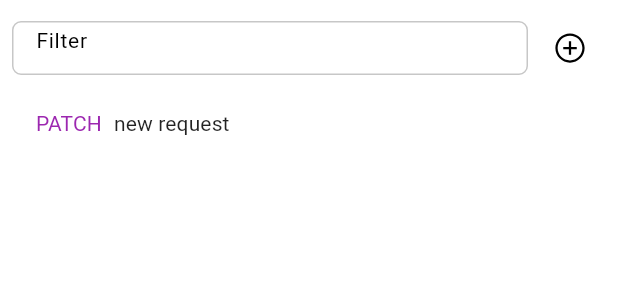
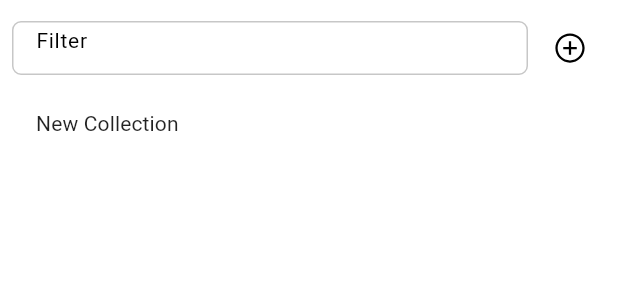
Before and after one commit to TenderOwl/echo, a Flutter app: the SidebarView widget shown alone on an empty page, opened directly, after a tap on an icon or button, on a phone screen of 412 x 824 dp. Shown: the top 300 px of the screen. Run offline on Flutter 3.47's test engine with Material 2 defaults, Android fonts, the phone set to English and light mode, and no system bars; our stand-ins replace get, google_fonts, isar, line_icons; missing offline and left inert: multi_split_view; accounts and stored records are empty; generated files the repository leaves out were written again.

Commit message:
Add Isar and data collections

```diff
--- a/lib/src/components/sidebar.dart
+++ b/lib/src/components/sidebar.dart
@@ -1,7 +1,10 @@
 import 'dart:math';
 
 import 'package:echo/src/models/endpoint.dart';
+import 'package:echo/src/models/endpoints_collection.dart';
+import 'package:echo/src/services/storage.dart';
 import 'package:flutter/material.dart';
+import 'package:get/get.dart';
 import 'package:line_icons/line_icons.dart';
 
 class SidebarView extends StatefulWidget {
@@ -12,8 +15,16 @@ class SidebarView extends StatefulWidget {
 }
 
 class _SidebarViewState extends State<SidebarView> {
-  List<Endpoint> endpoints = [];
+  List<EndpointsCollection>? endpointsCollections;
   Random rnd = Random();
+
+  EndpointsService endpointsService = Get.find();
+
+  @override
+  void initState() {
+    super.initState();
+    loadCollections();
+  }
 
   @override
   Widget build(BuildContext context) {
@@ -45,9 +56,9 @@ class _SidebarViewState extends State<SidebarView> {
         ),
         Expanded(
           child: ListView.builder(
-            itemCount: endpoints.length,
+            itemCount: endpointsCollections?.length ?? 0,
             itemBuilder: (context, index) {
-              final item = endpoints[index];
+              final item = endpointsCollections?[index];
               return SizedBox(
                 height: 36,
                 child: Padding(
@@ -58,16 +69,16 @@ class _SidebarViewState extends State<SidebarView> {
                         borderRadius: BorderRadius.circular(6)),
                     child: Row(
                       children: [
-                        Text(
-                          item.method,
-                          style: TextStyle(
-                              color: getMethodColor(item.method),
-                              fontWeight: FontWeight.normal),
-                        ),
-                        const SizedBox(width: 8),
+                        // Text(
+                        //   item.method,
+                        //   style: TextStyle(
+                        //       color: getMethodColor(item.method),
+                        //       fontWeight: FontWeight.normal),
+                        // ),
+                        // const SizedBox(width: 8),
                         Expanded(
                           child: Text(
-                            item.title,
+                            item?.name ?? '--',
                             overflow: TextOverflow.fade,
                             softWrap: false,
                             style:
@@ -86,7 +97,7 @@ class _SidebarViewState extends State<SidebarView> {
     );
   }
 
-  void addEndpoint({String title = 'new request'}) {
+  void addEndpoint({String title = 'new request'}) async {
     final methods = [
       'GET',
       'POST',
@@ -98,8 +109,15 @@ class _SidebarViewState extends State<SidebarView> {
     ];
     final method = methods[rnd.nextInt(methods.length)];
 
+    await endpointsService
+        .addCollection(EndpointsCollection()..name = 'New Collection');
+
+    loadCollections();
+  }
+
+  void loadCollections() {
     setState(() {
-      endpoints.add(Endpoint(title, method: method));
+      endpointsCollections = endpointsService.getCollections();
     });
   }
 
--- a/lib/src/models/endpoint.dart
+++ b/lib/src/models/endpoint.dart
@@ -1,29 +1,41 @@
+import 'dart:convert';
+
+import 'package:echo/src/models/endpoints_collection.dart';
+import 'package:isar/isar.dart';
+
+part 'endpoint.g.dart';
+
+@collection
 class Endpoint {
-  String? id;
-  String title;
-  Uri? url;
+  Id id = Isar.autoIncrement;
+  String name;
+  String? url;
   String method;
-  Map<String, dynamic> headers = {};
-  Map<String, dynamic> queryParameters = {};
+  String headersString = '{}';
+  String queryParametersString = '{}';
+
+  @ignore
+  Map<String, dynamic> get headers => json.decode(headersString);
+
+  @ignore
+  Map<String, dynamic> get queryParameters =>
+      json.decode(queryParametersString);
+
+  final endpointsCollection = IsarLink<EndpointsCollection>();
 
   Endpoint(
-    this.title, {
+    this.name, {
     String? url,
-    this.id,
     this.method = 'GET',
-  }) {
-    if (url != null) seturl(url);
-  }
-
-  void seturl(String url) {
-    this.url = Uri.parse(url);
-  }
+  });
 
   void addQueryParameter(String name, dynamic value) {
     queryParameters.addAll({name: value});
+    queryParametersString = json.encode(queryParameters);
   }
 
   void addHeader(String name, String value) {
     headers.addAll({name: value});
+    headersString = json.encode(headers);
   }
 }
--- /dev/null
+++ b/lib/src/models/endpoints_collection.dart
@@ -0,0 +1,10 @@
+import 'package:isar/isar.dart';
+
+part 'endpoints_collection.g.dart';
+
+@collection
+class EndpointsCollection {
+  Id id = Isar.autoIncrement;
+
+  String? name;
+}
--- /dev/null
+++ b/lib/src/services/storage.dart
@@ -0,0 +1,29 @@
+import 'package:echo/src/models/endpoint.dart';
+import 'package:echo/src/models/endpoints_collection.dart';
+import 'package:get/get.dart';
+import 'package:isar/isar.dart';
+
+class EndpointsService extends GetxService {
+  List<Collection>? collections;
+  List<Endpoint>? endpoints;
+
+  Isar? isar;
+
+  Future<EndpointsService> init() async {
+    isar = await Isar.open([EndpointsCollectionSchema]);
+    return this;
+  }
+
+  List<EndpointsCollection>? getCollections() {
+    return isar?.endpointsCollections.filter().nameIsNotEmpty().findAllSync();
+  }
+
+  Future<EndpointsCollection?> getCollection(Id id) async {
+    return await isar?.endpointsCollections.get(id);
+  }
+
+  Future<int?> addCollection(EndpointsCollection collection) async {
+    return await isar?.writeTxn(
+        () async => await isar?.endpointsCollections.put(collection));
+  }
+}
```
Also changed, not shown: lib/main.dart (+8 -1 lines), lib/src/components/header_editing_row.dart (+8 -6 lines), lib/src/layouts/app_layout.dart (+6 -4 lines), pubspec.yaml (+9 -1 lines), lib/src/models/endpoint.g.dart (added), lib/src/models/endpoints_collection.g.dart (added), pubspec.lock, 6 other files.
